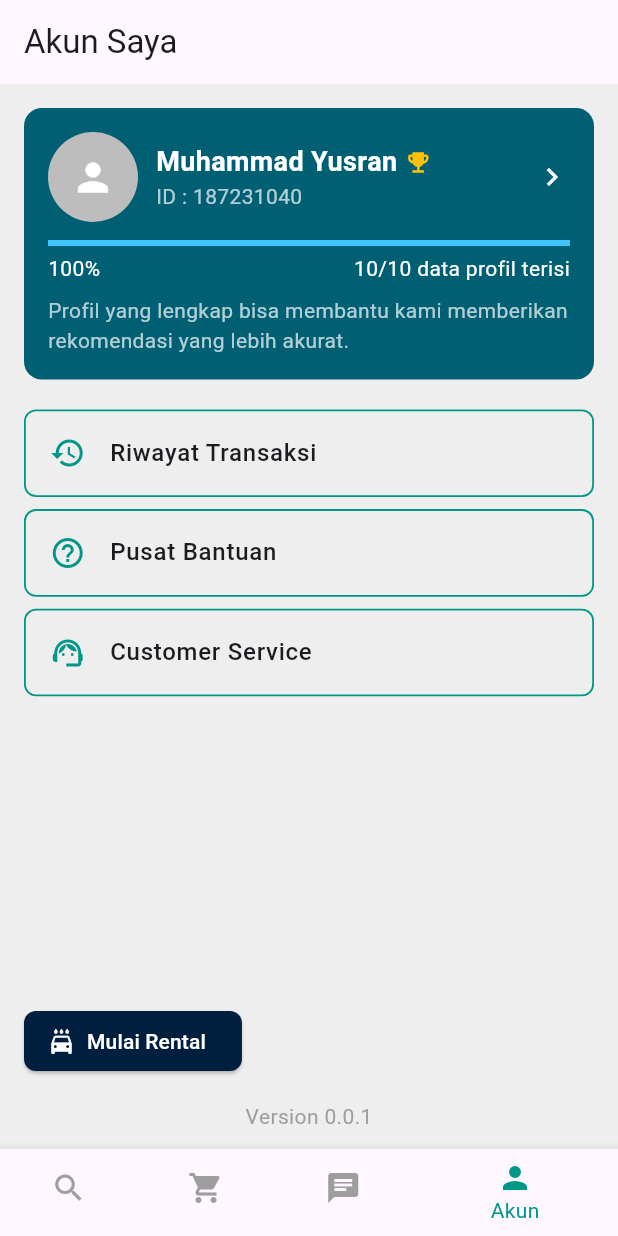
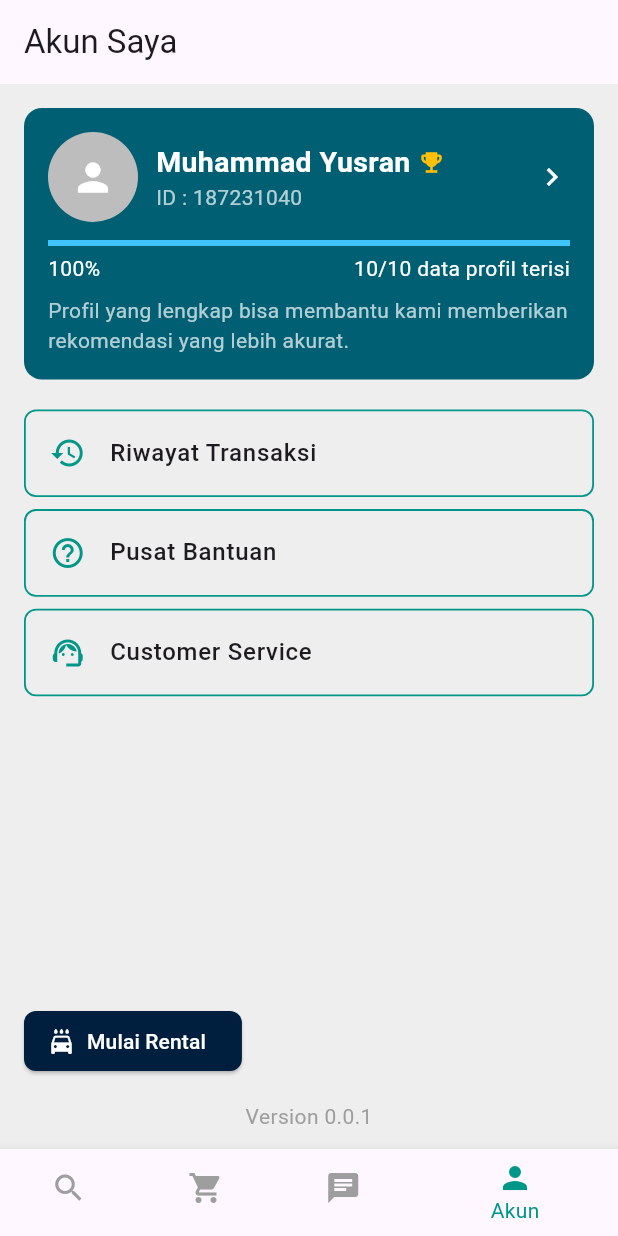
Before and after one commit to affanfathir/Rentalin, a Flutter app: the screen it shows after launch, item 4 of the bottom bar chosen, on a phone screen of 412 x 824 dp. Run offline on Flutter 3.47's test engine with Material 3 defaults, Android fonts, the phone set to English and light mode, and no system bars; our stand-ins replace google_fonts; network calls fail.

Commit message:
committ ucan

```diff
--- a/lib/screen/AccountScreen.dart
+++ b/lib/screen/AccountScreen.dart
@@ -40,7 +40,7 @@ class AccountScreen extends StatelessWidget {
                               Text(
                                 "Muhammad Yusran",
                                 style: TextStyle(
-                                  fontSize: 18,
+                                  fontSize: 19, // Halooo affan kontol
                                   fontWeight: FontWeight.bold,
                                   color: Colors.white,
                                 ),
```
